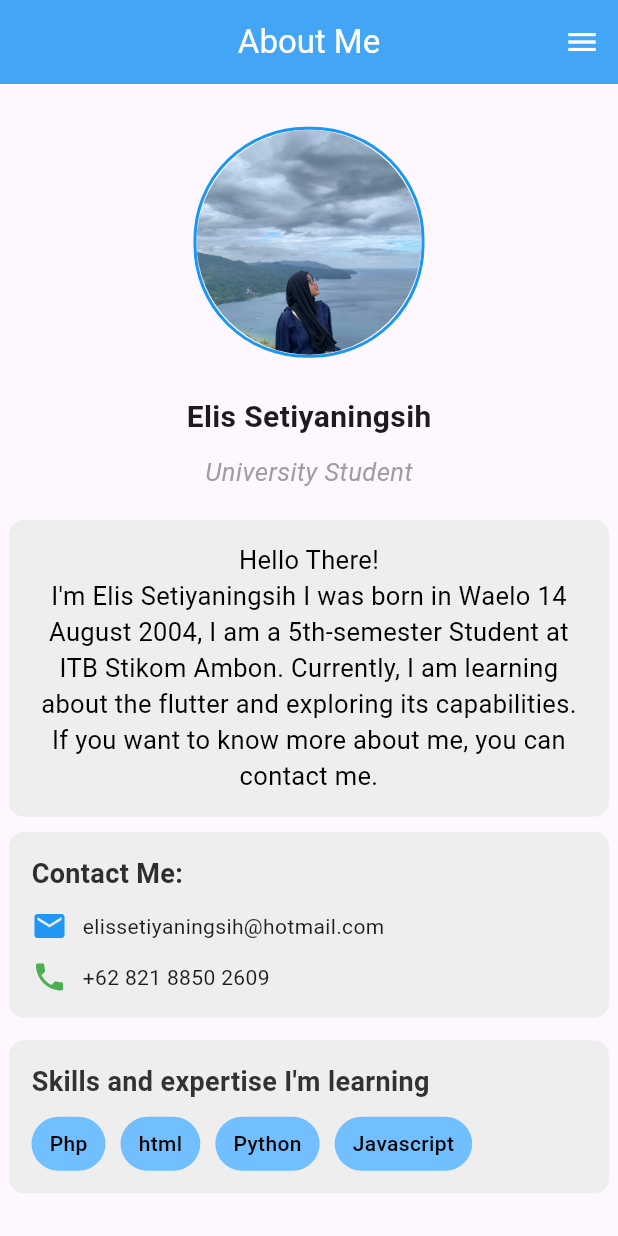
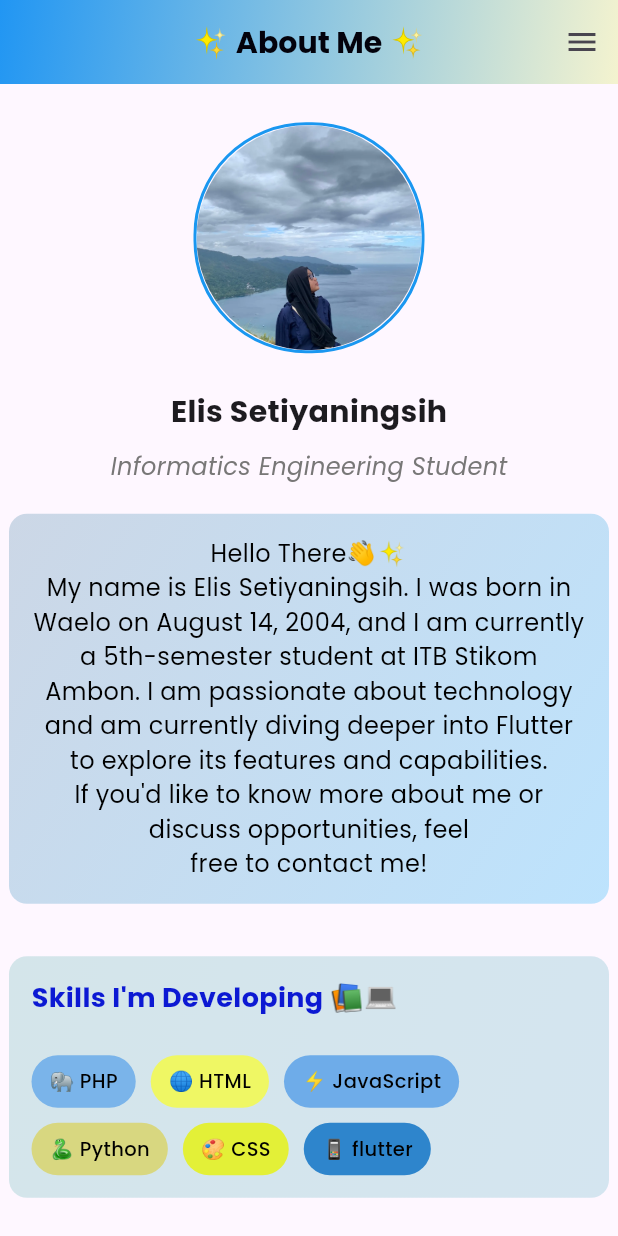
Before and after one commit to Elissetiyaningsih/UTS-Android, a Flutter app: the screen it shows after launch, on a phone screen of 412 x 824 dp. Run offline on Flutter 3.47's test engine with Material 3 defaults, Android fonts, the phone set to English and light mode, and no system bars; drawn by our look-alikes of animated_text_kit; our stand-ins replace font_awesome_flutter, google_fonts, image_picker.

Commit message:
first commit

```diff
--- a/lib/main.dart
+++ b/lib/main.dart
@@ -3,6 +3,7 @@ import 'package:aplikasi_pertamaku/manga_screen.dart';
 import 'package:flutter/material.dart';
 import 'package:flutter/services.dart';
 import 'package:font_awesome_flutter/font_awesome_flutter.dart';
+import 'package:google_fonts/google_fonts.dart';
 import 'package:url_launcher/url_launcher.dart';
 
 void main() {
@@ -11,21 +12,46 @@ void main() {
 
 class MyApp extends StatelessWidget {
   const MyApp({super.key});
-
   @override
   Widget build(BuildContext context) {
     return MaterialApp(
       debugShowCheckedModeBanner: false,
-      home: Builder(builder: (context) {
+      theme: ThemeData(
+        textTheme: GoogleFonts.poppinsTextTheme(),
+        primarySwatch: Colors.blue,
+      ),
+      home: const AboutMeScreen(),
+    );
+  }
+}
+class AboutMeScreen extends StatelessWidget {
+  const AboutMeScreen({super.key});
+
+
+  @override
+ Widget build(BuildContext context) {
     return Scaffold(
       appBar: AppBar(
-            iconTheme: const IconThemeData(color: Colors.white),
-            backgroundColor:Colors.blue.shade400,
+        flexibleSpace: Container(
+          decoration: const BoxDecoration(
+            gradient: LinearGradient(
+              colors: [Colors.blue, Color.fromARGB(255, 244, 243, 207)],
+              begin: Alignment.topLeft,
+              end: Alignment.bottomRight,
+            ),
+          ),
+        ),
+        title: Text(
+          '✨ About Me ✨',
+          style: GoogleFonts.poppins(
+            textStyle: const TextStyle(
+              color: Color.fromARGB(255, 3, 2, 12),
+              fontSize: 20,
+              fontWeight: FontWeight.bold,
+            ),
+          ),
+        ),
         centerTitle: true,
-            title: const Text(
-              'About Me',
-              style: TextStyle(color: Colors.white),
-            ),
       ),
           endDrawer: Drawer(
             child: ListView(
@@ -43,17 +69,18 @@ class MyApp extends StatelessWidget {
                     child: ClipOval(
                       child: Image.asset(
                         fit: BoxFit.cover,
-                        'assets/logo.png',
+                        'assets/foto.jpg',
                         width: 90,
                       ),
                     ),
                   ),
                   decoration: const BoxDecoration(
-                      color: Colors.cyan,
-                      image: DecorationImage(
-                          fit: BoxFit.cover,
-                          image: NetworkImage(
-                              'https://th.bing.com/th/id/OIP.qeMWmF3YwfMgnTzqLoYIlQHaEK?rs=1&pid=ImgDetMain'))),
+                   gradient: LinearGradient(
+                   colors: [Colors.blue, Color.fromARGB(255, 244, 243, 207)],
+                   begin: Alignment.topLeft,
+                   end: Alignment.bottomRight,
+            ),
+                  )
                 ),
                 ListTile(
                   leading: const Icon(Icons.home,color:Color.fromARGB(255, 15, 143, 223)),
@@ -63,8 +90,8 @@ class MyApp extends StatelessWidget {
                   },
                 ),
                 ListTile(
-                  leading: const Icon(Icons.movie, color:Color.fromARGB(255, 15, 143, 223)),
-                  title: const Text('Movie List'),
+                  leading: const Icon(Icons.theater_comedy, color:Color.fromARGB(255, 251, 213, 21)),
+                  title: const Text('Drama List'),
                   onTap: () {
                     Navigator.push(
                         context,
@@ -73,7 +100,7 @@ class MyApp extends StatelessWidget {
                   },
                 ),
                 ListTile(
-                  leading: const Icon(FontAwesomeIcons.whatsapp, color:Color.fromARGB(255, 15, 143, 223)),
+                  leading: const Icon(FontAwesomeIcons.whatsapp, color:Color(0xFF25D366)),
                   title: const Text('WhatsApp'),
                   onTap: () async {
                     final Uri url =
@@ -87,8 +114,22 @@ class MyApp extends StatelessWidget {
                   },
                 ),
                 ListTile(
-                  leading: const Icon(FontAwesomeIcons.instagram, color:Color.fromARGB(255, 15, 143, 223)),
+                  leading: const Icon(FontAwesomeIcons.instagram, color:Color(0xFF8134AF)),
                   title: const Text('Instagram'),
+                  onTap: () async {
+                    final Uri url =
+                        Uri.parse('https://insta.me/elissetiyaningsih_?text=Hello');
+                    if (await canLaunchUrl(url)) {
+                      await launchUrl(url,
+                          mode: LaunchMode.externalApplication);
+                    } else {
+                      throw 'Could not launch $url';
+                    }
+                  },
+                ),
+                ListTile(
+                  leading: const Icon(FontAwesomeIcons.facebook, color:Color.fromARGB(255, 15, 91, 223)),
+                  title: const Text('Facebook'),
                   onTap: () async {
                     final Uri url =
                         Uri.parse('https://insta.me/elissetiyaningsih_?text=Hello');
@@ -148,11 +189,11 @@ class MyApp extends StatelessWidget {
                   height: 10,
                 ),
                 const Text(
-                  'University Student',
+                  'Informatics Engineering Student',
                   style: TextStyle(
-                      fontSize: 17,
+                      fontSize: 16,
                       fontStyle: FontStyle.italic,
-                      color: Colors.grey),
+                      color: Color.fromARGB(255, 120, 119, 119)),
                 ),
                 const SizedBox(
                   height: 20,
@@ -165,8 +206,12 @@ class MyApp extends StatelessWidget {
                       padding: EdgeInsets.all(15),
                       width: 400,
                       decoration: BoxDecoration(
-                        color: Colors.grey.shade200,
-                        borderRadius: BorderRadius.circular(10),
+                         gradient: LinearGradient(
+                          colors: [Color.fromARGB(255, 204, 215, 230), Color.fromARGB(255, 189, 227, 253)],
+                          begin: Alignment.topLeft,
+                          end: Alignment.bottomRight,
+                          ),
+                        borderRadius: BorderRadius.circular(12),
                       ),
                       child: Column(
                         mainAxisSize: MainAxisSize.min,
@@ -174,9 +219,9 @@ class MyApp extends StatelessWidget {
                           AnimatedTextKit(
                             animatedTexts: [
                               TypewriterAnimatedText(
-                                "Hello There!\nI'm Elis Setiyaningsih I was born in Waelo 14 August 2004, I am a 5th-semester Student at ITB Stikom Ambon. Currently, I am learning about the flutter and exploring its capabilities. If you want to know more about me, you can contact me.",
+                                "Hello There👋✨\nMy name is Elis Setiyaningsih. I was born in Waelo on August 14, 2004, and I am currently a 5th-semester student at ITB Stikom Ambon. I am passionate about technology and am currently diving deeper into Flutter to explore its features and capabilities.\nIf you'd like to know more about me or discuss opportunities, feel free to contact me!",
                                 speed: const Duration(milliseconds: 60),
-                                textStyle: TextStyle(fontSize: 17, color: Colors.black),
+                                textStyle: TextStyle(fontSize: 16, color: Colors.black),
                                 textAlign: TextAlign.center,
                               )
                             ],
@@ -189,51 +234,18 @@ class MyApp extends StatelessWidget {
                   ],
                 ),
               ),
-              const SizedBox(height: 10),
+              const SizedBox(height: 15),
+               const SizedBox(height: 20),
                Container(
                 padding: const EdgeInsets.all(15),
                 width: 400,
                 decoration: BoxDecoration(
-                  color: Colors.grey.shade200,
-                  borderRadius: BorderRadius.circular(10),
+                   gradient: LinearGradient(
+                   colors:  [Color.fromARGB(255, 212, 229, 234), Color.fromARGB(255, 212, 229, 240)],
+                   begin: Alignment.topLeft,
+                   end: Alignment.bottomRight,
                   ),
-                child: Column(
-                  crossAxisAlignment: CrossAxisAlignment.start,
-                  children: [
-                   const Text(
-                    "Contact Me:",
-                    style: TextStyle(
-                      fontSize: 18,
-                      fontWeight: FontWeight.bold,
-                       color: Color.fromARGB(255, 46, 46, 47),
-                    )
-                    ),
-                    const SizedBox(height: 10),
-                    Row(
-                      children: [
-                        const Icon(Icons.email, color: Colors.blue),
-                        const SizedBox(width: 10),
-                        const Text("elissetiyaningsih@hotmail.com"),
-                      ]
-                    ),
-                    const SizedBox(height: 10),
-                    Row(
-                      children: [
-                        const Icon(Icons.phone, color: Colors.green),
-                        const SizedBox(width: 10),
-                        const Text("+62 821 8850 2609"),
-                      ]
-                    )
-                  ],
-                ),
-              ),
-               const SizedBox(height: 15),
-               Container(
-                padding: const EdgeInsets.all(15),
-                width: 400,
-                decoration: BoxDecoration(
-                  color: Colors.grey.shade200,
-                  borderRadius: BorderRadius.circular(10),
+                  borderRadius: BorderRadius.circular(12),
                 ),
                 child: Column(
                   crossAxisAlignment: CrossAxisAlignment.start,
@@ -241,24 +253,27 @@ class MyApp extends StatelessWidget {
                     Row(
                       children: [
                         const Text(
-                      "Skills and expertise I'm learning",
+                      "Skills I'm Developing 📚💻 ",
                       style: TextStyle(
                         fontSize: 18,
                         fontWeight: FontWeight.bold,
-                        color: Color.fromARGB(255, 49, 50, 50),
+                        color:  Color.fromARGB(255, 12, 25, 211),
                       )
                         )
                       ]
                     ),
-                    const SizedBox(height: 10),
+                    const SizedBox(height: 25),
                     Wrap(
                       spacing: 10,
                       runSpacing: 10,
                       children: [
-                        _buildSkillChip("Php", Color.fromARGB(255, 113, 191, 254)),
-                        _buildSkillChip("html",  Color.fromARGB(255, 113, 191, 254)),
-                        _buildSkillChip("Python",  Color.fromARGB(255, 113, 191, 254)),
-                        _buildSkillChip("Javascript",  Color.fromARGB(255, 113, 191, 254)),
+                       _buildSkillChip("🐘 PHP", Color.fromARGB(255, 122, 180, 234)),
+                       _buildSkillChip("🌐 HTML", Color.fromARGB(255, 239, 247, 100)),
+                       _buildSkillChip("⚡ JavaScript", Color.fromARGB(255, 110, 172, 233)),
+                       _buildSkillChip("🐍 Python", Color.fromARGB(255, 216, 215, 128)),
+                       _buildSkillChip("🎨 CSS", Color.fromARGB(255, 227, 240, 55)),
+                       _buildSkillChip("📱 flutter", Color.fromARGB(255, 46, 133, 204)),
+
                    ]
                     )
                       ]
@@ -267,8 +282,6 @@ class MyApp extends StatelessWidget {
               ],
             )
             )
-          );
-      }),
          );
       }
   }
@@ -282,7 +295,7 @@ Widget _buildSkillChip(String label, Color backgroundColor) {
     child: Text(
       label,
       style: const TextStyle(
-        fontSize: 14,
+        fontSize: 13,
         fontWeight: FontWeight.w500,
         color: Colors.black,
       ),
```
Also changed, not shown: assets/logo.jpg (deleted). Lines whose indentation alone changed are shown as unchanged.
